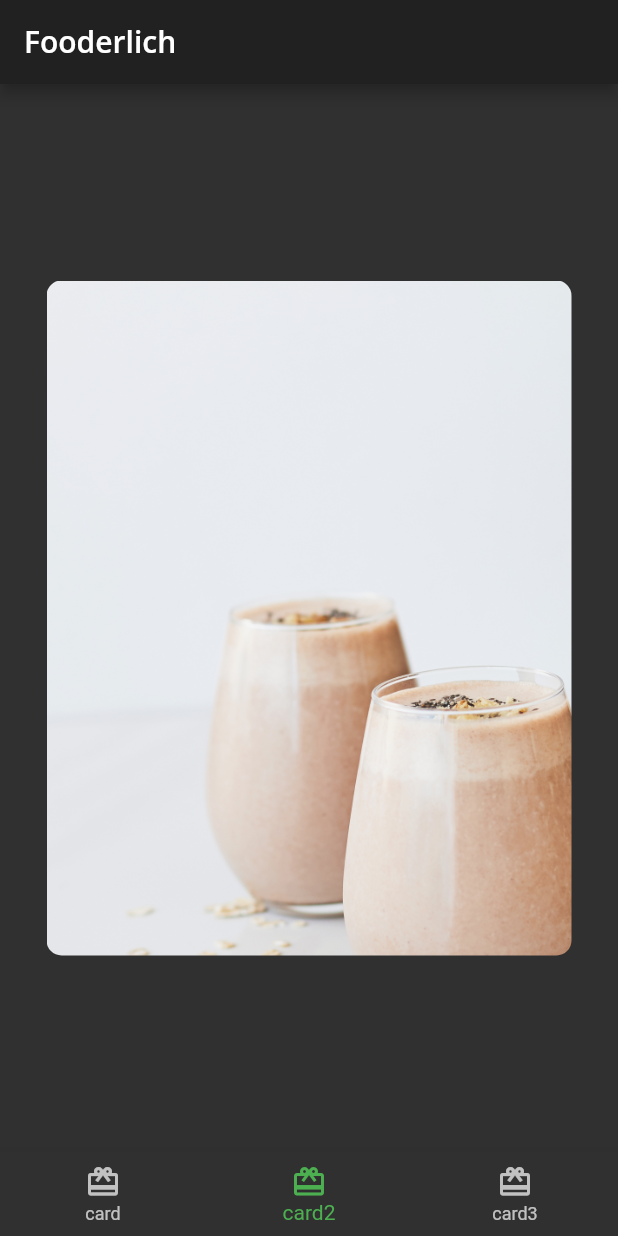
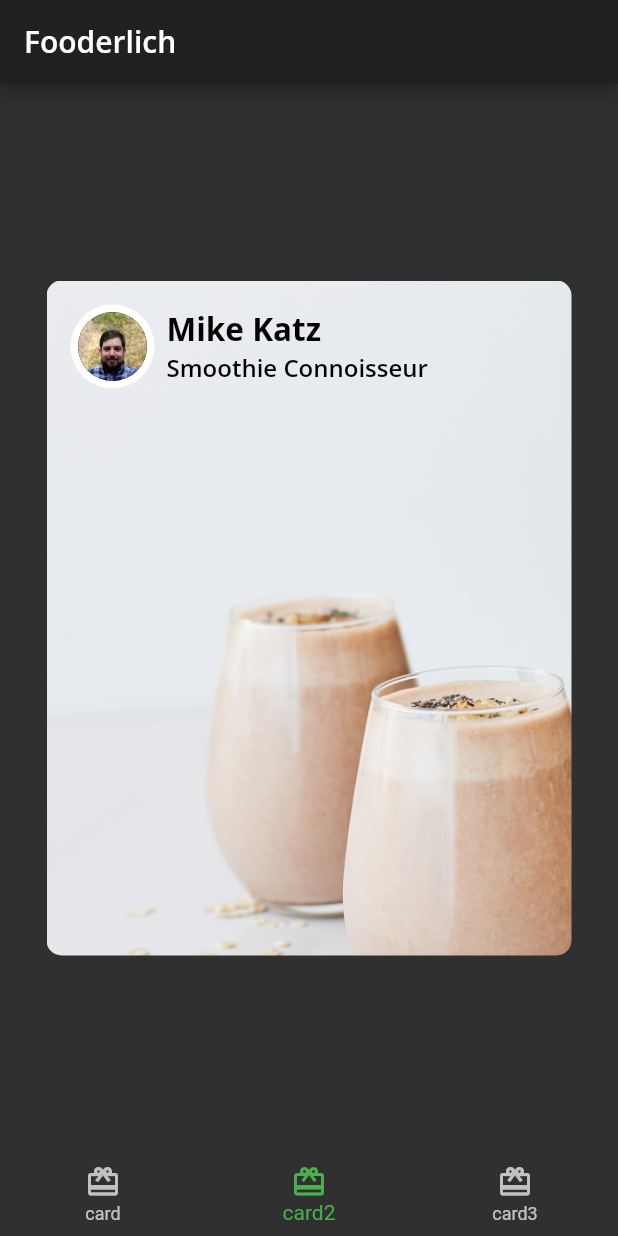
Before and after one commit to DittoGod/fooderlich, a Flutter app: the screen it shows after launch, item 2 of the bottom bar chosen, on a phone screen of 412 x 824 dp. Run offline on Flutter 3.47's test engine with Material 2 defaults, Android fonts, the phone set to English and light mode, and no system bars; our stand-ins replace google_fonts.

Commit message:
Composed the author card

```diff
--- a/app/fooderlich/lib/author_card.dart
+++ b/app/fooderlich/lib/author_card.dart
@@ -20,7 +20,29 @@ class AuthorCard extends StatelessWidget {
     return Container(
       padding: const EdgeInsets.all(16),
       child: Row(
-        children: [],
+        // TODO 3: add alignment
+        children: [
+          Row(
+            children: [
+              CircleImage(
+                imageProvider: imageProvider,
+                imageRadius: 28,
+              ),
+              const SizedBox(width: 8),
+              Column(
+                crossAxisAlignment: CrossAxisAlignment.start,
+                children: [
+                  Text(
+                    authorName,
+                    style: FooderlichTheme.lightTextTheme.headline2,
+                  ),
+                  Text(title, style: FooderlichTheme.lightTextTheme.headline3),
+                ],
+              )
+            ],
+          ),
+          // TODO 2: add IconButton
+        ],
       ),
     );
   }
--- a/app/fooderlich/lib/card2.dart
+++ b/app/fooderlich/lib/card2.dart
@@ -1,4 +1,5 @@
 import 'package:flutter/material.dart';
+import 'author_card.dart';
 
 class Card2 extends StatelessWidget {
   const Card2({Key? key}) : super(key: key);
@@ -17,7 +18,11 @@ class Card2 extends StatelessWidget {
         ),
         child: Column(
           children: [
-            // TODO 1: add author information
+            const AuthorCard(
+              authorName: 'Mike Katz',
+              title: 'Smoothie Connoisseur',
+              imageProvider: AssetImage('assets/author_katz.jpeg'),
+            )
             // TODO 4:  add Positioned text
           ],
         ),
```
